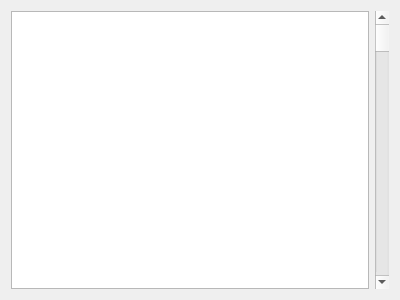
Old version of the form debugger/src/disassembly_view.ui in the repository Scoobadood/beem.
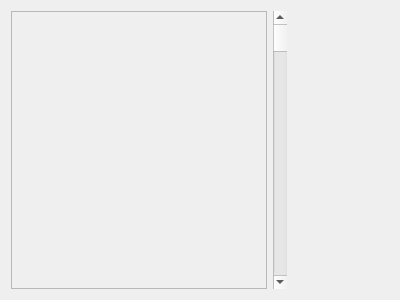
New version of the form.

Commit message: FIX: Made debugger disasm view PC tracking work. * Problem was occuring with multiple resizes * Masked PC selection/deselection at time. * Now a fixed size with no resize

```diff
--- a/debugger/src/disassembly_view.ui
+++ b/debugger/src/disassembly_view.ui
@@ -14,8 +14,17 @@
    <string>Form</string>
   </property>
   <layout class="QHBoxLayout" name="horizontalLayout">
-   <item>
+   <item alignment="Qt::AlignLeft">
     <widget class="QTextEdit" name="te_disassembly">
+     <property name="enabled">
+      <bool>false</bool>
+     </property>
+     <property name="sizePolicy">
+      <sizepolicy hsizetype="Fixed" vsizetype="Minimum">
+       <horstretch>0</horstretch>
+       <verstretch>0</verstretch>
+      </sizepolicy>
+     </property>
      <property name="mouseTracking">
       <bool>false</bool>
      </property>
@@ -39,8 +48,11 @@
      </property>
     </widget>
    </item>
-   <item>
+   <item alignment="Qt::AlignLeft">
     <widget class="QScrollBar" name="sb_disassembly">
+     <property name="enabled">
+      <bool>true</bool>
+     </property>
      <property name="orientation">
       <enum>Qt::Vertical</enum>
      </property>
```
The commit also changes 2 other files.
